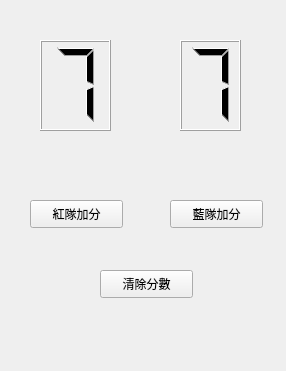
The window that src/ui/mainui.ui (RuiChen0101/ttesScoreBoard) describes before a commit, drawn with Qt 5.
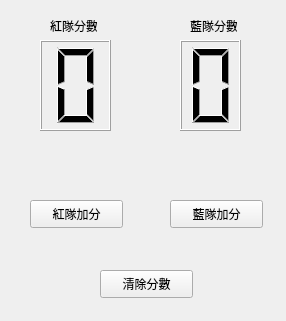
The same window after the commit.

```diff
--- a/src/ui/mainui.ui
+++ b/src/ui/mainui.ui
@@ -7,7 +7,7 @@
     <x>0</x>
     <y>0</y>
     <width>286</width>
-    <height>371</height>
+    <height>321</height>
    </rect>
   </property>
   <property name="windowTitle">
@@ -66,7 +66,7 @@
      <number>1</number>
     </property>
     <property name="intValue" stdset="0">
-     <number>7</number>
+     <number>0</number>
     </property>
    </widget>
    <widget class="QLCDNumber" name="lcdNumber_2">
@@ -82,7 +82,33 @@
      <number>1</number>
     </property>
     <property name="intValue" stdset="0">
-     <number>7</number>
+     <number>0</number>
+    </property>
+   </widget>
+   <widget class="QLabel" name="label">
+    <property name="geometry">
+     <rect>
+      <x>50</x>
+      <y>20</y>
+      <width>47</width>
+      <height>12</height>
+     </rect>
+    </property>
+    <property name="text">
+     <string>紅隊分數</string>
+    </property>
+   </widget>
+   <widget class="QLabel" name="label_2">
+    <property name="geometry">
+     <rect>
+      <x>190</x>
+      <y>20</y>
+      <width>47</width>
+      <height>12</height>
+     </rect>
+    </property>
+    <property name="text">
+     <string>藍隊分數</string>
     </property>
    </widget>
   </widget>
```
Left out of the diff: 6 changed lines with no effect on the pictures.
